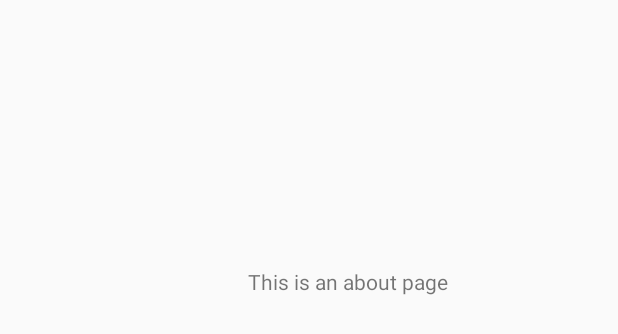
After one commit to nnguyen09/4631s2022, an Android app: the layout activity_about.xml on its own in the app's theme, with its tools: preview values and no code run, on a phone screen of 412 x 824 dp. The commit adds this screen. Shown: the top 334 px of the screen. Run offline under Robolectric (Android 15) with nearby library versions, the phone set to English and light mode, and no system bars.

Commit message:
added btnAbout page

```diff
--- /dev/null
+++ b/CatEssentialApp/app/src/main/res/layout/activity_about.xml
@@ -0,0 +1,18 @@
+<?xml version="1.0" encoding="utf-8"?>
+<androidx.constraintlayout.widget.ConstraintLayout xmlns:android="http://schemas.android.com/apk/res/android"
+    xmlns:app="http://schemas.android.com/apk/res-auto"
+    xmlns:tools="http://schemas.android.com/tools"
+    android:layout_width="match_parent"
+    android:layout_height="match_parent"
+    tools:context=".About">
+
+    <TextView
+        android:id="@+id/textView2"
+        android:layout_width="wrap_content"
+        android:layout_height="wrap_content"
+        android:layout_marginTop="178dp"
+        android:layout_marginEnd="113dp"
+        android:text="This is an about page"
+        app:layout_constraintEnd_toEndOf="parent"
+        app:layout_constraintTop_toTopOf="parent" />
+</androidx.constraintlayout.widget.ConstraintLayout>
--- a/CatEssentialApp/app/src/main/res/values/strings.xml
+++ b/CatEssentialApp/app/src/main/res/values/strings.xml
@@ -9,5 +9,3 @@
     </string-array>
 
 </resources>
-
-//lol
```
Also changed, not shown: CatEssentialApp/app/src/main/AndroidManifest.xml (+6 -3 lines), CatEssentialApp/app/src/main/java/com/example/catshoppingstoreapplcation/About.java (added, +14 -0 lines), CatEssentialApp/app/src/main/java/com/example/catshoppingstoreapplcation/MainActivity.java (+28 -3 lines).
